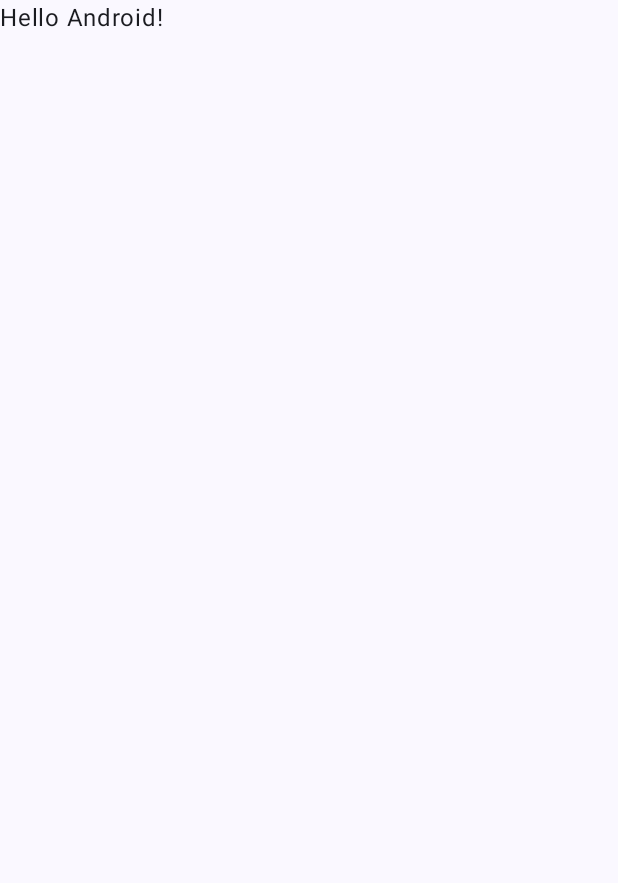
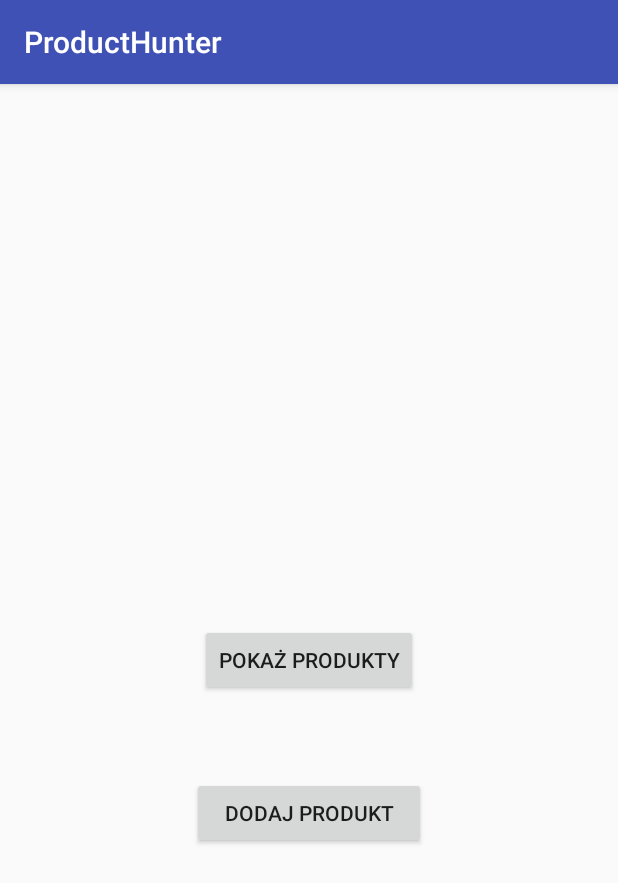
Before and after one commit to m-strzelec/ProductHunter, an Android app built with Jetpack Compose: the screen it shows after launch (MainActivity), on a phone screen of 412 x 824 dp. Before the commit the part shown is almost empty. Shown: the top 883 px of the screen. Run offline under Robolectric (Android 15) with nearby library versions, the phone set to English and light mode, and no system bars.

```diff
--- a/app/src/main/java/pl/mobi/msbw/producthunter/MainActivity.kt
+++ b/app/src/main/java/pl/mobi/msbw/producthunter/MainActivity.kt
@@ -1,46 +1,35 @@
 package pl.mobi.msbw.producthunter
 
+import android.content.Intent
 import android.os.Bundle
-import androidx.activity.ComponentActivity
-import androidx.activity.compose.setContent
-import androidx.compose.foundation.layout.fillMaxSize
-import androidx.compose.material3.MaterialTheme
-import androidx.compose.material3.Surface
-import androidx.compose.material3.Text
-import androidx.compose.runtime.Composable
-import androidx.compose.ui.Modifier
-import androidx.compose.ui.tooling.preview.Preview
-import pl.mobi.msbw.producthunter.ui.theme.ProductHunterTheme
+import android.widget.Button
+import androidx.appcompat.app.AppCompatActivity
+import com.google.firebase.FirebaseApp
+import pl.mobi.msbw.producthunter.ui.AddProductActivity
+import pl.mobi.msbw.producthunter.ui.ProductListActivity
 
-class MainActivity : ComponentActivity() {
+
+class MainActivity : AppCompatActivity() {
     override fun onCreate(savedInstanceState: Bundle?) {
         super.onCreate(savedInstanceState)
-        setContent {
-            ProductHunterTheme {
-                // A surface container using the 'background' color from the theme
-                Surface(
-                    modifier = Modifier.fillMaxSize(),
-                    color = MaterialTheme.colorScheme.background
-                ) {
-                    Greeting("Android")
-                }
-            }
+        setContentView(R.layout.activity_main)
+
+        // Inicjalizacja Firebase
+        FirebaseApp.initializeApp(this)
+
+        val showProductsButton: Button = findViewById(R.id.showProductsButton)
+        val addProductButton: Button = findViewById(R.id.addProductButton)
+
+        // Dodaj obsługę kliknięcia przycisku
+        showProductsButton.setOnClickListener {
+            // Uruchom aktywność ProductListActivity po kliknięciu przycisku
+            val productListIntent = Intent(this, ProductListActivity::class.java)
+            startActivity(productListIntent)
+        }
+
+        addProductButton.setOnClickListener {
+            val productListIntent = Intent(this, AddProductActivity::class.java)
+            startActivity(productListIntent)
         }
     }
 }
-
-@Composable
-fun Greeting(name: String, modifier: Modifier = Modifier) {
-    Text(
-        text = "Hello $name!",
-        modifier = modifier
-    )
-}
-
-@Preview(showBackground = true)
-@Composable
-fun GreetingPreview() {
-    ProductHunterTheme {
-        Greeting("Android")
-    }
-}
--- /dev/null
+++ b/app/src/main/res/layout/activity_main.xml
@@ -0,0 +1,25 @@
+<?xml version="1.0" encoding="utf-8"?>
+<RelativeLayout xmlns:android="http://schemas.android.com/apk/res/android"
+    android:layout_width="match_parent"
+    android:layout_height="match_parent">
+
+    <Button
+        android:id="@+id/showProductsButton"
+        android:layout_width="wrap_content"
+        android:layout_height="wrap_content"
+        android:layout_centerInParent="true"
+        android:text="@string/pokaz_produkty" />
+
+    <Button
+        android:id="@+id/addProductButton"
+        android:layout_width="wrap_content"
+        android:layout_height="wrap_content"
+        android:layout_below="@+id/showProductsButton"
+        android:layout_alignParentStart="true"
+        android:layout_alignParentEnd="true"
+        android:layout_marginStart="128dp"
+        android:layout_marginTop="54dp"
+        android:layout_marginEnd="128dp"
+        android:text="@string/dodaj_produkt" />
+
+</RelativeLayout>
--- a/app/src/main/res/values/colors.xml
+++ b/app/src/main/res/values/colors.xml
@@ -7,4 +7,7 @@
     <color name="teal_700">#FF018786</color>
     <color name="black">#FF000000</color>
     <color name="white">#FFFFFFFF</color>
+    <color name="colorPrimary">#3F51B5</color>
+    <color name="colorPrimaryDark">#303F9F</color>
+    <color name="colorAccent">#FF4081</color>
 </resources>
--- a/app/src/main/res/values/strings.xml
+++ b/app/src/main/res/values/strings.xml
@@ -1,3 +1,9 @@
 <resources>
     <string name="app_name">ProductHunter</string>
+    <string name="dodaj_produkt">Dodaj Produkt</string>
+    <string name="cena">Cena</string>
+    <string name="adres_sklepu">Adres Sklepu</string>
+    <string name="nazwa_sklepu">Nazwa Sklepu</string>
+    <string name="nazwa_produktu">Nazwa Produktu</string>
+    <string name="pokaz_produkty">Pokaż Produkty</string>
 </resources>
--- /dev/null
+++ b/app/src/main/res/values/styles.xml
@@ -0,0 +1,12 @@
+<?xml version="1.0" encoding="utf-8"?>
+<resources>
+
+    <!-- Base application theme -->
+    <style name="AppTheme" parent="Theme.AppCompat.Light.DarkActionBar">
+        <!-- Customize your theme here. -->
+        <item name="colorPrimary">@color/colorPrimary</item>
+        <item name="colorPrimaryDark">@color/colorPrimaryDark</item>
+        <item name="colorAccent">@color/colorAccent</item>
+    </style>
+
+</resources>
--- a/build.gradle.kts
+++ b/build.gradle.kts
@@ -2,4 +2,5 @@
 plugins {
     id("com.android.application") version "8.1.2" apply false
     id("org.jetbrains.kotlin.android") version "1.8.10" apply false
+    id("com.google.gms.google-services") version "4.4.0" apply false
 }
```
Also changed, not shown: app/build.gradle.kts (+10 -5 lines), app/src/main/AndroidManifest.xml (+8 -6 lines), app/src/main/java/pl/mobi/msbw/producthunter/adapters/ProductAdapter.kt (added, +36 -0 lines), app/src/main/java/pl/mobi/msbw/producthunter/firebase/FirebaseManager.kt (added, +39 -0 lines), app/src/main/java/pl/mobi/msbw/producthunter/models/Product.kt (added, +9 -0 lines), app/src/main/java/pl/mobi/msbw/producthunter/ui/AddProductActivity.kt (added, +47 -0 lines), app/src/main/java/pl/mobi/msbw/producthunter/ui/ProductListActivity.kt (added, +35 -0 lines), app/src/main/res/layout/activity_add_product.xml (added, +44 -0 lines), app/src/main/res/layout/activity_product_list.xml (added, +12 -0 lines), app/src/main/res/layout/item_product.xml (added, +33 -0 lines), 2 other files.
